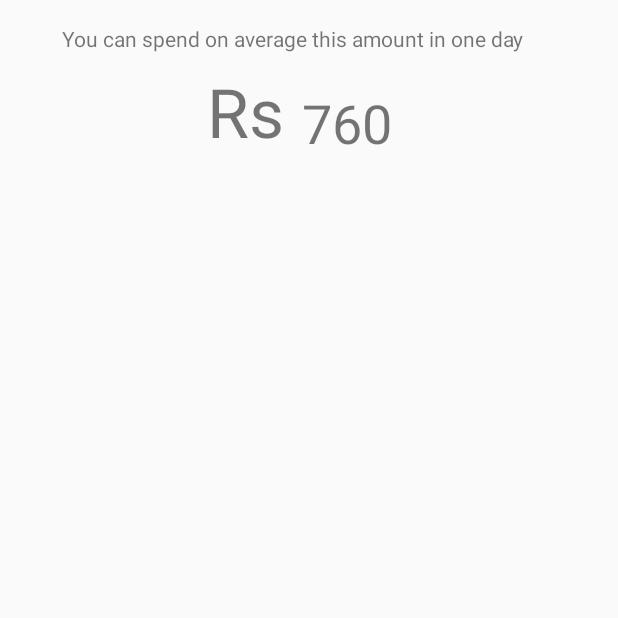
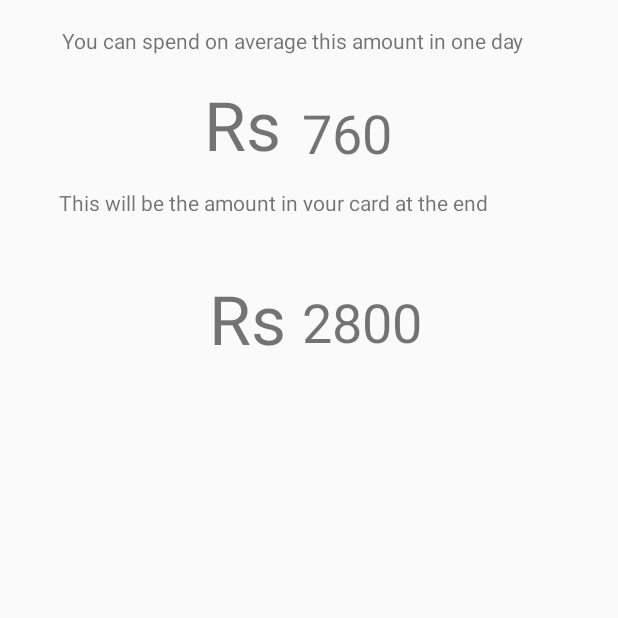
Before and after one commit to ben10nyson/manageexpensedelta, an Android app: the main_mess screen opened directly, with no data from a screen before it, on a phone screen of 412 x 824 dp, the top half of it. Run offline under Robolectric (Android 15) with nearby library versions, the phone set to English and light mode, and no system bars.

Commit message:
Mess amount left at end done

```diff
--- a/app/src/main/java/com/example/jasper/manageexpense/main_mess.java
+++ b/app/src/main/java/com/example/jasper/manageexpense/main_mess.java
@@ -29,7 +29,7 @@ import java.util.List;
 
 
 public class main_mess extends Activity {
-TextView t;
+TextView t,tt;
     ListView list;
     TabHistory_Week_Adapter adapter;
     List<TabHistory_Week_List> lists;
@@ -41,6 +41,7 @@ TextView t;
         setContentView(R.layout.activity_main_mess);
         list = (ListView) findViewById(R.id.listt);
         t=(TextView) findViewById(R.id.textView8);
+        tt=(TextView) findViewById(R.id.textView19);
         DBHelper db = new DBHelper(getApplicationContext());
         lists = db.getMessWeek();
         adapter = new TabHistory_Week_Adapter(getApplicationContext(), (ArrayList<TabHistory_Week_List>) lists);
@@ -102,6 +103,8 @@ TextView t;
 
         int gj=month-yy;
         int average=(3800-a)/gj;
+        int amount_left = (average - 200) * gj;
+        tt.setText(Integer.toString(amount_left),TextView.BufferType.EDITABLE);
         t.setText(Integer.toString(average), TextView.BufferType.EDITABLE);
 
 
--- a/app/src/main/res/layout/activity_main_mess.xml
+++ b/app/src/main/res/layout/activity_main_mess.xml
@@ -12,13 +12,13 @@
         android:layout_height="621dp"
         android:layout_marginStart="1dp"
         android:layout_marginLeft="1dp"
-        android:layout_marginTop="28dp"
+        android:layout_marginTop="21dp"
         android:layout_marginEnd="1dp"
         android:layout_marginRight="1dp"
         app:layout_constraintEnd_toEndOf="parent"
-        app:layout_constraintHorizontal_bias="1.0"
+        app:layout_constraintHorizontal_bias="0.0"
         app:layout_constraintStart_toStartOf="parent"
-        app:layout_constraintTop_toBottomOf="@+id/textView8" />
+        app:layout_constraintTop_toBottomOf="@+id/textView18" />
 
     <TextView
         android:id="@+id/textView8"
@@ -26,8 +26,23 @@
         android:layout_height="50dp"
         android:layout_marginStart="111dp"
         android:layout_marginLeft="111dp"
-        android:layout_marginTop="50dp"
-        android:layout_marginBottom="5dp"
+        android:layout_marginTop="64dp"
+        android:layout_marginBottom="11dp"
+        android:textSize="36sp"
+        app:layout_constraintBottom_toTopOf="@+id/textView17"
+        app:layout_constraintEnd_toEndOf="parent"
+        app:layout_constraintHorizontal_bias="0.45"
+        app:layout_constraintStart_toStartOf="parent"
+        app:layout_constraintTop_toTopOf="parent" />
+
+    <TextView
+        android:id="@+id/textView19"
+        android:layout_width="100dp"
+        android:layout_height="50dp"
+        android:layout_marginStart="111dp"
+        android:layout_marginLeft="111dp"
+        android:layout_marginTop="188dp"
+        android:layout_marginBottom="22dp"
         android:textSize="36sp"
         app:layout_constraintBottom_toTopOf="@+id/listt"
         app:layout_constraintEnd_toEndOf="parent"
@@ -60,17 +75,45 @@
         android:layout_height="wrap_content"
         android:layout_marginStart="124dp"
         android:layout_marginLeft="124dp"
-        android:layout_marginTop="35dp"
+        android:layout_marginTop="16dp"
         android:layout_marginEnd="1dp"
         android:layout_marginRight="1dp"
-        android:layout_marginBottom="56dp"
+        android:layout_marginBottom="11dp"
+        android:text="Rs"
+        android:textSize="45sp"
+        app:layout_constraintBottom_toTopOf="@+id/textView17"
+        app:layout_constraintEnd_toStartOf="@+id/textView8"
+        app:layout_constraintHorizontal_bias="0.48"
+        app:layout_constraintStart_toStartOf="parent"
+        app:layout_constraintTop_toBottomOf="@+id/textView9" />
+
+    <TextView
+        android:id="@+id/textView17"
+        android:layout_width="343dp"
+        android:layout_height="15dp"
+        android:layout_marginStart="10dp"
+        android:layout_marginLeft="10dp"
+        android:layout_marginTop="12dp"
+        android:text="This will be the amount in your card at the end"
+        app:layout_constraintEnd_toEndOf="parent"
+        app:layout_constraintStart_toStartOf="parent"
+        app:layout_constraintTop_toBottomOf="@+id/textView15" />
+
+    <TextView
+        android:id="@+id/textView18"
+        android:layout_width="wrap_content"
+        android:layout_height="wrap_content"
+        android:layout_marginStart="139dp"
+        android:layout_marginLeft="139dp"
+        android:layout_marginTop="41dp"
+        android:layout_marginEnd="11dp"
+        android:layout_marginRight="11dp"
+        android:layout_marginBottom="21dp"
         android:text="Rs"
         android:textSize="45sp"
         app:layout_constraintBottom_toTopOf="@+id/listt"
-        app:layout_constraintEnd_toStartOf="@+id/textView8"
-        app:layout_constraintHorizontal_bias="0.56"
+        app:layout_constraintEnd_toStartOf="@+id/textView19"
         app:layout_constraintStart_toStartOf="parent"
-        app:layout_constraintTop_toBottomOf="@+id/textView9"
-        app:layout_constraintVertical_bias="0.508" />
+        app:layout_constraintTop_toBottomOf="@+id/textView17" />
 
 </android.support.constraint.ConstraintLayout>
```
Also changed, not shown: 49 other files.
